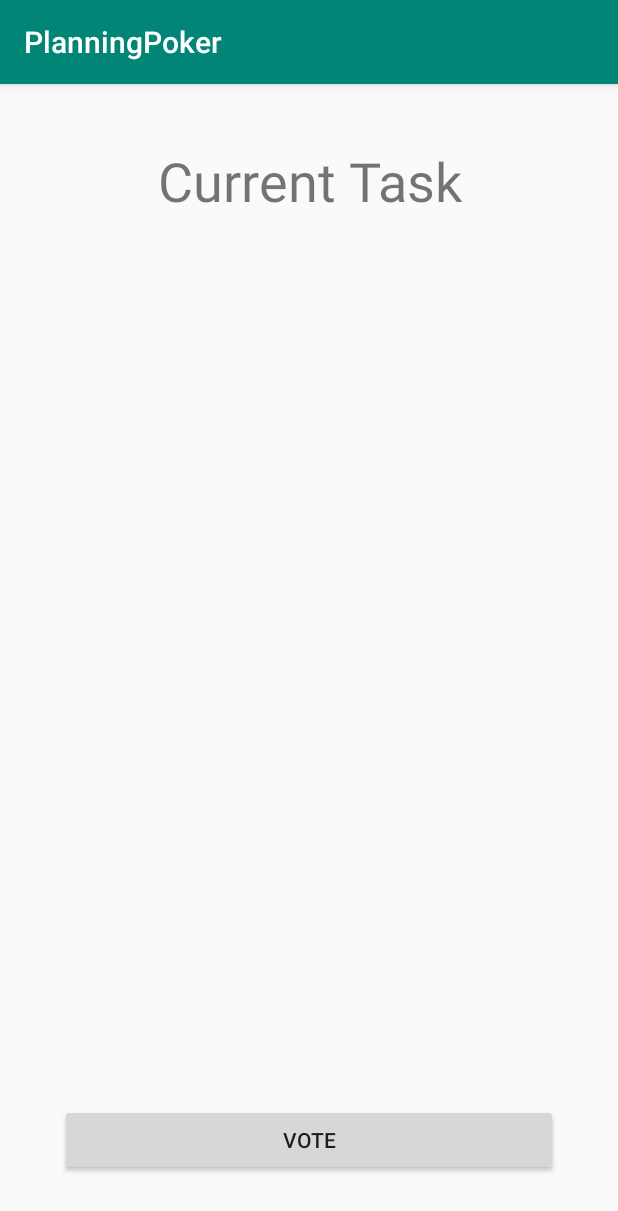
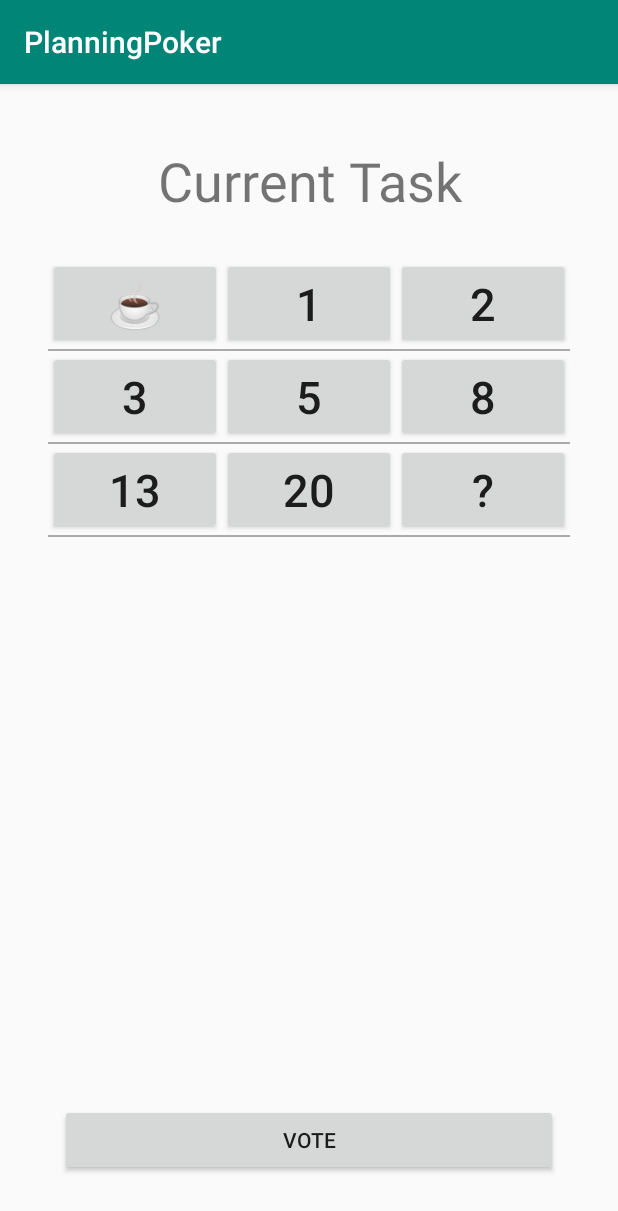
Before and after one commit to szoreny95/PlanningPoker, an Android app: the FragmentGrid screen opened directly, with no data from a screen before it, on a phone screen of 412 x 824 dp. Shown: the top 1211 px of the screen. Run offline under Robolectric (Android 15) with nearby library versions, the phone set to English and light mode, and no system bars.

Commit message:
set adapter and content to grid recycler view

```diff
--- a/app/src/main/java/com/example/planningpoker/FragmentGrid.java
+++ b/app/src/main/java/com/example/planningpoker/FragmentGrid.java
@@ -11,8 +11,18 @@ import android.view.ViewGroup;
 import androidx.annotation.NonNull;
 import androidx.annotation.Nullable;
 import androidx.fragment.app.Fragment;
+import androidx.recyclerview.widget.DividerItemDecoration;
+import androidx.recyclerview.widget.GridLayoutManager;
+import androidx.recyclerview.widget.LinearLayoutManager;
+import androidx.recyclerview.widget.RecyclerView;
+
+import java.util.ArrayList;
+import java.util.List;
 
 public class FragmentGrid extends Fragment {
+    private RecyclerView recyclerView;
+    private GridAdapter gridAdapter;
+    private ArrayList<String> gridDataList = new ArrayList<>();
 
 
     @Nullable
@@ -20,8 +30,27 @@ public class FragmentGrid extends Fragment {
     public View onCreateView(@NonNull LayoutInflater inflater, @Nullable ViewGroup container, @Nullable Bundle savedInstanceState) {
         View v = inflater.inflate(R.layout.fragment_grid,container,false);
 
+        recyclerView = v.findViewById(R.id.recyclerView);
+        gridAdapter = new GridAdapter(gridDataList);
+        RecyclerView.LayoutManager manager = new GridLayoutManager(getActivity(), 3);
+        recyclerView.setLayoutManager(manager);
+        recyclerView.addItemDecoration(new DividerItemDecoration(getActivity(), LinearLayoutManager.VERTICAL));
+        recyclerView.setAdapter(gridAdapter);
+        GridDataPrepare();
+
         return v;
     }
 
+    private void GridDataPrepare() {
+        gridDataList.add("\u2615");
+        gridDataList.add("1");
+        gridDataList.add("2");
+        gridDataList.add("3");
+        gridDataList.add("5");
+        gridDataList.add("8");
+        gridDataList.add("13");
+        gridDataList.add("20");
+        gridDataList.add("?");
+    }
 
 }
--- /dev/null
+++ b/app/src/main/java/com/example/planningpoker/GridAdapter.java
@@ -0,0 +1,46 @@
+package com.example.planningpoker;
+
+import android.view.LayoutInflater;
+import android.view.View;
+import android.view.ViewGroup;
+import android.widget.Button;
+
+import androidx.annotation.NonNull;
+import androidx.recyclerview.widget.RecyclerView;
+
+import java.util.ArrayList;
+
+class GridAdapter extends RecyclerView.Adapter<GridAdapter.MyViewHolder>{
+    ArrayList<String> gridDataList;
+
+    public GridAdapter(ArrayList<String> gridDataList) {
+        this.gridDataList = gridDataList;
+    }
+
+    @NonNull
+    @Override
+    public MyViewHolder onCreateViewHolder(@NonNull ViewGroup viewGroup, int i) {
+        View itemView = LayoutInflater.from(viewGroup.getContext())
+                .inflate(R.layout.grid_item_view, viewGroup, false);
+        return new MyViewHolder(itemView);
+    }
+
+    @Override
+    public void onBindViewHolder(MyViewHolder viewHolder, int i) {
+        String data = gridDataList.get(i);
+        viewHolder.btn_value.setText(data);
+    }
+
+    @Override
+    public int getItemCount() {
+        return gridDataList.size();
+    }
+
+    class MyViewHolder extends RecyclerView.ViewHolder {
+        Button btn_value;
+        public MyViewHolder(View itemView) {
+            super(itemView);
+            btn_value = itemView.findViewById((R.id.btn_value));
+        }
+    }
+}
--- a/app/src/main/res/layout/fragment_grid.xml
+++ b/app/src/main/res/layout/fragment_grid.xml
@@ -42,12 +42,14 @@
     <androidx.recyclerview.widget.RecyclerView
         android:id="@+id/recyclerView"
         android:layout_width="0dp"
-        android:layout_height="326dp"
+        android:layout_height="0dp"
         android:layout_marginStart="16dp"
         android:layout_marginLeft="16dp"
-        android:layout_marginTop="16dp"
+        android:layout_marginTop="32dp"
         android:layout_marginEnd="16dp"
         android:layout_marginRight="16dp"
+        android:layout_marginBottom="32dp"
+        app:layout_constraintBottom_toTopOf="@+id/btn_vote"
         app:layout_constraintEnd_toEndOf="parent"
         app:layout_constraintStart_toStartOf="parent"
         app:layout_constraintTop_toBottomOf="@+id/tv_task" />
--- /dev/null
+++ b/app/src/main/res/layout/grid_item_view.xml
@@ -0,0 +1,9 @@
+<?xml version="1.0" encoding="utf-8"?>
+<Button xmlns:android="http://schemas.android.com/apk/res/android"
+    android:id="@+id/btn_value"
+    android:layout_width="match_parent"
+    android:layout_height="wrap_content"
+    android:gravity="center"
+    android:textSize="30sp">
+
+</Button>
--- a/app/src/main/res/layout/login_screen.xml
+++ b/app/src/main/res/layout/login_screen.xml
@@ -16,8 +16,8 @@
         android:layout_marginEnd="24dp"
         android:layout_marginRight="24dp"
         android:ems="10"
+        android:hint="@string/enter_name"
         android:inputType="textPersonName"
-        android:text="@string/enter_name"
         app:layout_constraintEnd_toEndOf="parent"
         app:layout_constraintStart_toStartOf="parent"
         app:layout_constraintTop_toTopOf="parent" />
```
